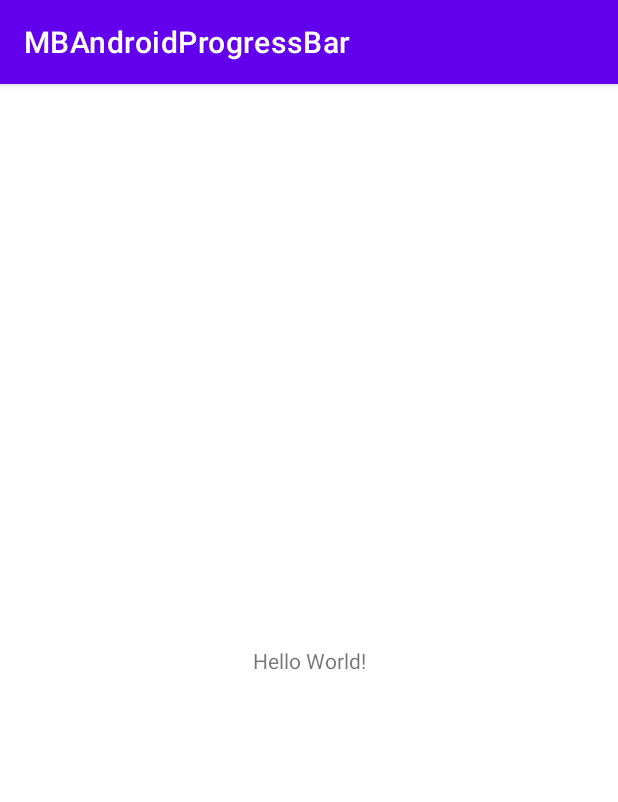
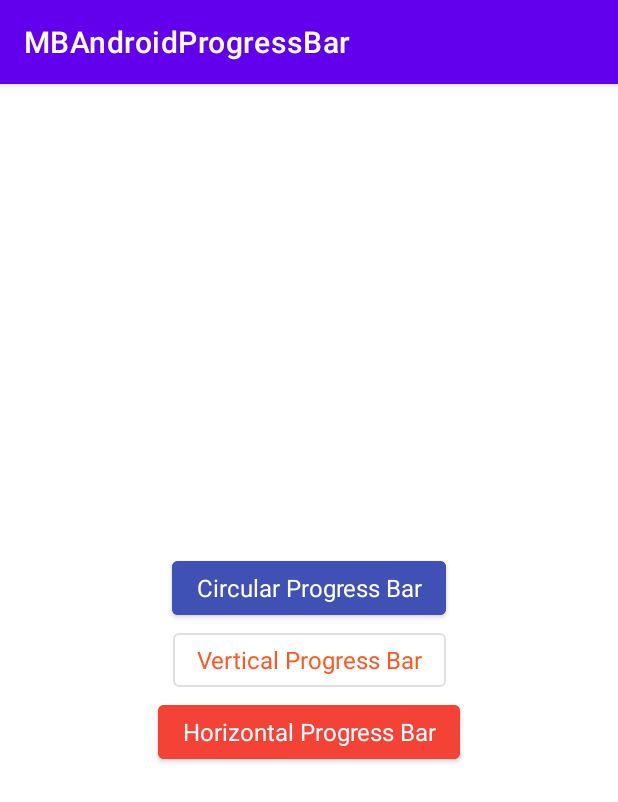
Before and after one commit to mobven/MBAndroidProgressBar, an Android app: the screen it shows after launch (MainActivity), on a phone screen of 412 x 824 dp. Shown: the top 802 px of the screen. Run offline under Robolectric (Android 15) with nearby library versions, the phone set to English and light mode, and no system bars.

Commit message:
added example views

```diff
--- a/app/src/main/java/com/mobven/mbandroidprogressbar/MainActivity.kt
+++ b/app/src/main/java/com/mobven/mbandroidprogressbar/MainActivity.kt
@@ -1,11 +1,35 @@
 package com.mobven.mbandroidprogressbar
 
+import android.content.Intent
 import androidx.appcompat.app.AppCompatActivity
 import android.os.Bundle
+import com.google.android.material.button.MaterialButton
+import com.mobven.mbandroidprogressbar.ProgressBarActivity.Companion.TYPE
+import com.mobven.mbandroidprogressbar.ProgressBarActivity.Companion.TYPE_CIRCULAR
+import com.mobven.mbandroidprogressbar.ProgressBarActivity.Companion.TYPE_HORIZONTAL
+import com.mobven.mbandroidprogressbar.ProgressBarActivity.Companion.TYPE_VERTICAL
 
 class MainActivity : AppCompatActivity() {
     override fun onCreate(savedInstanceState: Bundle?) {
         super.onCreate(savedInstanceState)
         setContentView(R.layout.activity_main)
+
+        findViewById<MaterialButton>(R.id.circular).setOnClickListener {
+            startActivity(Intent(this,ProgressBarActivity::class.java).apply {
+                putExtra(TYPE, TYPE_CIRCULAR)
+            })
+        }
+
+        findViewById<MaterialButton>(R.id.vertical).setOnClickListener {
+            startActivity(Intent(this,ProgressBarActivity::class.java).apply {
+                putExtra(TYPE, TYPE_VERTICAL)
+            })
+        }
+
+        findViewById<MaterialButton>(R.id.horizontal).setOnClickListener {
+            startActivity(Intent(this,ProgressBarActivity::class.java).apply {
+                putExtra(TYPE, TYPE_HORIZONTAL)
+            })
+        }
     }
 }
--- a/app/src/main/res/layout/activity_main.xml
+++ b/app/src/main/res/layout/activity_main.xml
@@ -6,13 +6,45 @@
     android:layout_height="match_parent"
     tools:context=".MainActivity">
 
-    <TextView
+    <com.google.android.material.button.MaterialButton
+        android:id="@+id/circular"
         android:layout_width="wrap_content"
         android:layout_height="wrap_content"
-        android:text="Hello World!"
-        app:layout_constraintBottom_toBottomOf="parent"
+        android:text="Circular Progress Bar"
+        android:textSize="16sp"
+        android:textAppearance="@style/Widget.MaterialComponents.Button.TextButton"
+        android:backgroundTint="#3F51B5"
+        app:layout_constraintVertical_chainStyle="packed"
+        app:layout_constraintBottom_toTopOf="@id/vertical"
         app:layout_constraintLeft_toLeftOf="parent"
         app:layout_constraintRight_toRightOf="parent"
         app:layout_constraintTop_toTopOf="parent" />
 
+    <com.google.android.material.button.MaterialButton
+        android:id="@+id/vertical"
+        android:layout_width="wrap_content"
+        android:layout_height="wrap_content"
+        style="@style/Widget.MaterialComponents.Button.OutlinedButton"
+        android:text="Vertical Progress Bar"
+        android:textColor="#FF5722"
+        android:textSize="16sp"
+        android:textAppearance="@style/Widget.MaterialComponents.Button.TextButton"
+        app:layout_constraintBottom_toTopOf="@id/horizontal"
+        app:layout_constraintLeft_toLeftOf="parent"
+        app:layout_constraintRight_toRightOf="parent"
+        app:layout_constraintTop_toBottomOf="@id/circular" />
+
+    <com.google.android.material.button.MaterialButton
+        android:id="@+id/horizontal"
+        android:layout_width="wrap_content"
+        android:layout_height="wrap_content"
+        android:text="Horizontal Progress Bar"
+        android:textSize="16sp"
+        android:textAppearance="@style/Widget.MaterialComponents.Button.TextButton"
+        android:backgroundTint="#F44336"
+        app:layout_constraintBottom_toBottomOf="parent"
+        app:layout_constraintLeft_toLeftOf="parent"
+        app:layout_constraintRight_toRightOf="parent"
+        app:layout_constraintTop_toBottomOf="@id/vertical" />
+
 </androidx.constraintlayout.widget.ConstraintLayout>
```
Also changed, not shown: app/src/main/AndroidManifest.xml (+8 -1 lines), app/src/main/java/com/mobven/mbandroidprogressbar/ProgressBarActivity.kt (added, +67 -0 lines), app/src/main/res/layout/activity_progress_bar.xml (added, +74 -0 lines).
